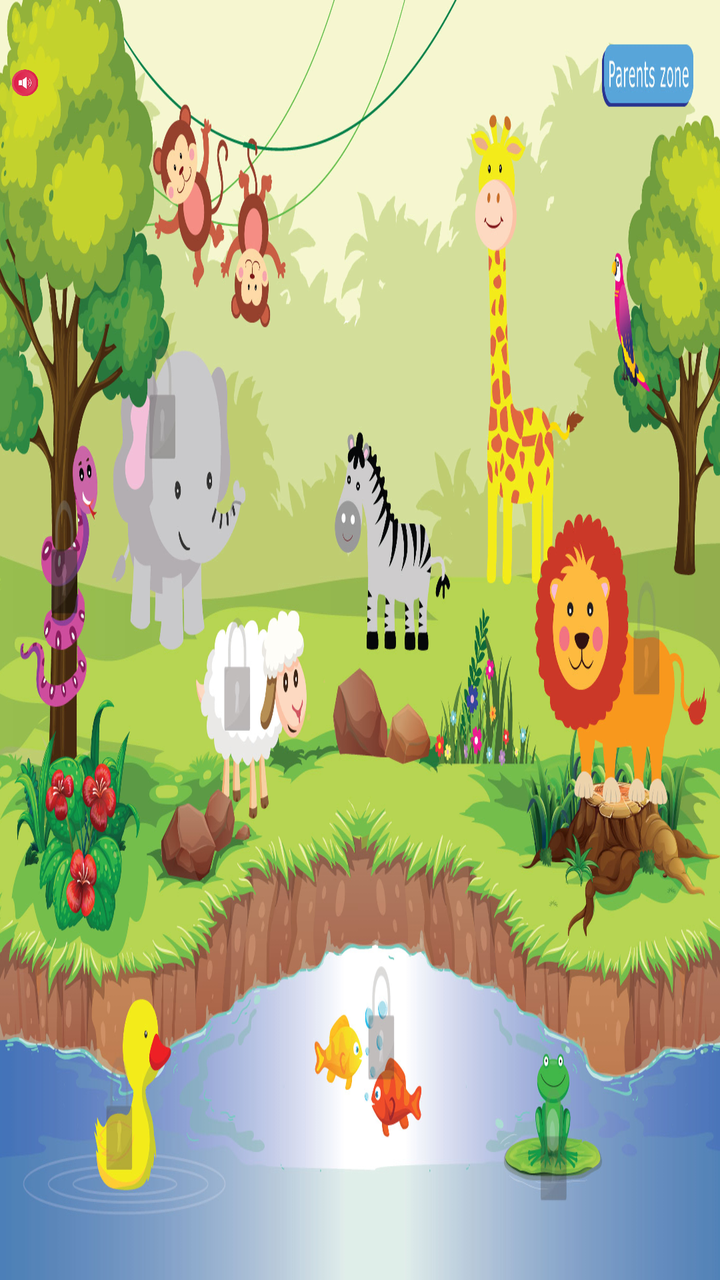
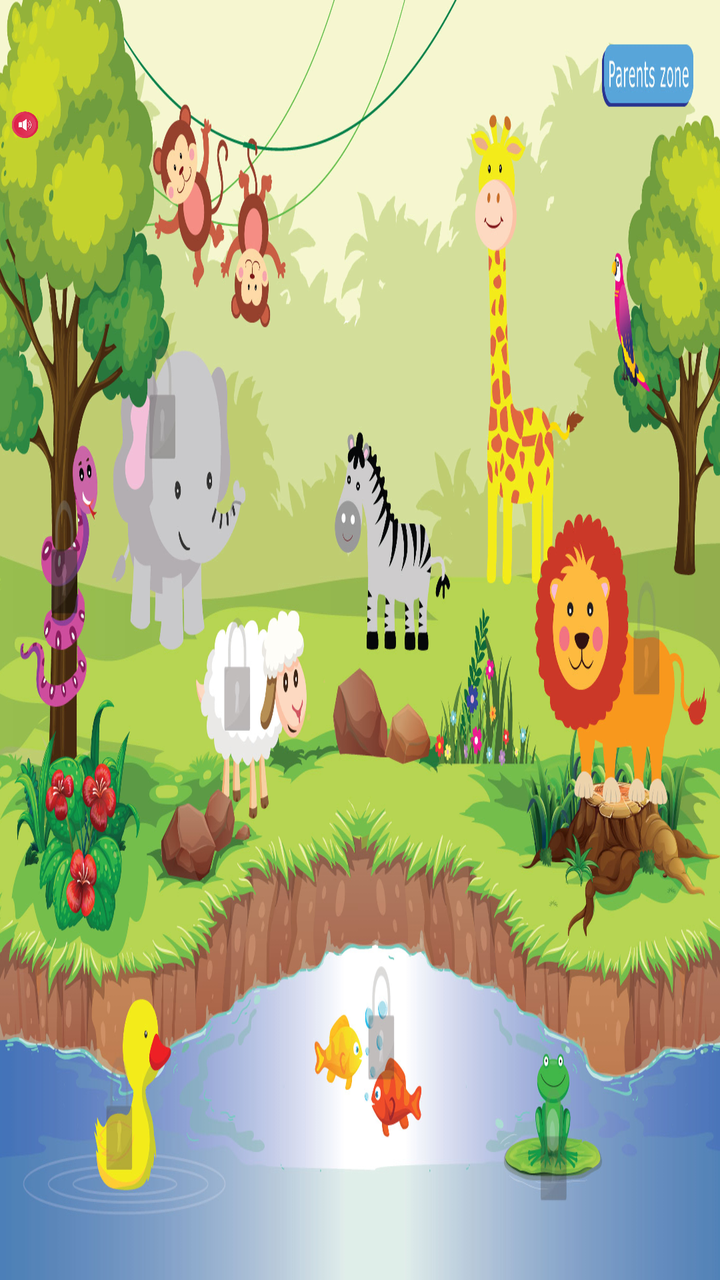

Two renders of the same Android screen: before a commit and after it. Below are the layout's source before the change and the commit's diff.
<!-- AndroidManifest.xml: application theme AppTheme -->
<!-- res/layout/activity_main.xml -->
<?xml version="1.0" encoding="utf-8"?>
<RelativeLayout xmlns:android="http://schemas.android.com/apk/res/android"
    xmlns:tools="http://schemas.android.com/tools"
    android:layout_width="match_parent"
    android:layout_height="match_parent"
    xmlns:app="http://schemas.android.com/apk/res-auto"
    tools:context="com.teniqs.matchymatch.MainActivity">

    <androidx.cardview.widget.CardView
        android:layout_alignParentTop="true"
        android:id="@+id/home_ad_card"
        android:layout_width="match_parent"
        android:layout_height="wrap_content"
        android:layout_gravity="center"
        android:visibility="visible"
        app:cardElevation="6dp">

        <RelativeLayout
            android:id="@+id/home_adview"
            android:layout_gravity="center"
            android:gravity="center"
            android:layout_width="match_parent"
            android:layout_height="wrap_content" />

    </androidx.cardview.widget.CardView>

    <ImageView
    android:id="@+id/backgroundChanger"
    android:layout_width="match_parent"
    android:layout_height="match_parent"
    android:src="@drawable/main_background"
    />
    <RelativeLayout
        android:layout_below="@+id/home_ad_card"
        android:layout_width="match_parent"
        android:layout_height="match_parent"
        android:id="@+id/containersec">

        

        <LinearLayout
            android:id="@+id/parent"
            android:layout_width="match_parent"
            android:layout_height="match_parent"
            android:orientation="vertical"
            android:background="@drawable/main_background_locks"
            android:weightSum="1">

            

            <LinearLayout
                android:layout_weight="0.7"
                android:layout_width="match_parent"
                android:layout_height="0dp"
                android:orientation="horizontal"
                android:weightSum="4"
                >

                

                <LinearLayout
                    android:layout_width="0dp"
                    android:layout_weight="0.7"
                    android:orientation="vertical"
                    android:layout_height="match_parent"
                    android:weightSum="3">

                    <LinearLayout
                        android:layout_width="match_parent"
                        android:layout_height="0dp"
                        android:layout_weight="1.4"
                        android:weightSum="1"
                        android:orientation="vertical">

                        <LinearLayout
                            android:layout_width="match_parent"
                            android:layout_height="0dp"
                            android:layout_weight="0.4"
                            android:orientation="horizontal"
                            android:weightSum="1">


                            <LinearLayout
                                android:padding="5dp"
                                android:layout_width="0dp"
                                android:layout_height="match_parent"
                                android:layout_weight="0.4">

                                <ImageView
                                    android:id="@+id/musicMute"
                                    android:layout_width="match_parent"
                                    android:layout_height="match_parent"
                                    android:src="@drawable/onmusic"
                                    />
                            </LinearLayout>
                            <LinearLayout
                                android:layout_width="0dp"
                                android:layout_height="match_parent"
                                android:layout_weight="0.6"></LinearLayout>
                        </LinearLayout>

                        <LinearLayout
                            android:layout_width="match_parent"
                            android:layout_height="0dp"
                            android:layout_weight="0.6"></LinearLayout>
                    </LinearLayout>

                    <LinearLayout
                        android:layout_width="match_parent"
                        android:layout_height="0dp"
                        android:layout_weight="1"
                        android:weightSum="3"
                        android:orientation="horizontal">

                        <LinearLayout
                            android:layout_width="0dp"
                            android:layout_height="match_parent"
                            android:layout_weight="1"
                            ></LinearLayout>

                        <LinearLayout
                            android:layout_width="0dp"
                            android:layout_height="match_parent"
                            android:layout_weight="1.3"
                            >

                            <ImageView
                                android:layout_width="match_parent"
                                android:layout_height="match_parent"
                                android:id="@+id/snackIMG"
                                />
                        </LinearLayout>

                        <LinearLayout
                            android:layout_width="0dp"
                            android:layout_height="match_parent"
                            android:layout_weight="0.7"
                            ></LinearLayout>

                    </LinearLayout>

                    <LinearLayout
                        android:layout_width="match_parent"
                        android:layout_height="0dp"
                        android:layout_weight="0.6"></LinearLayout>
                </LinearLayout>

                

                <LinearLayout
                    android:layout_width="0dp"
                    android:layout_weight="1"
                    android:layout_height="match_parent"
                    android:orientation="vertical"
                    android:weightSum="3"
                    >

                    

                    <LinearLayout
                        android:layout_width="match_parent"
                        android:layout_height="0dp"
                        android:layout_weight="1.1"
                        android:orientation="vertical"
                        android:weightSum="2"
                        >

                        <LinearLayout
                            android:layout_width="match_parent"
                            android:layout_height="0dp"
                            android:layout_weight="0.8"></LinearLayout>

                        <LinearLayout
                            android:layout_width="match_parent"
                            android:layout_height="0dp"
                            android:layout_weight="1.2"
                            android:orientation="horizontal"
                            android:weightSum="3">

                            <LinearLayout
                                android:layout_width="0dp"
                                android:layout_height="match_parent"
                                android:layout_weight="0.6"></LinearLayout>

                            <LinearLayout
                                android:layout_width="0dp"
                                android:layout_height="match_parent"
                                android:layout_weight="2">

                                <ImageView
                                    android:layout_width="match_parent"
                                    android:layout_height="match_parent"
                                    android:id="@+id/monkeyIMG"
                                    />
                            </LinearLayout>

                            <LinearLayout
                                android:layout_width="0dp"
                                android:layout_height="match_parent"
                                android:layout_weight="0.4"></LinearLayout>


                        </LinearLayout>

                    </LinearLayout>

                    

                    <LinearLayout
                        android:layout_width="match_parent"
                        android:layout_height="0dp"
                        android:layout_weight="1"
                        android:orientation="horizontal"
                        android:weightSum="2"
                        >

                        <LinearLayout
                            android:layout_width="0dp"
                            android:layout_height="match_parent"
                            android:layout_weight="1.3">

                            <ImageView
                                android:layout_width="match_parent"
                                android:layout_height="match_parent"
                                android:id="@+id/elephantIMG"
                                />
                        </LinearLayout>

                        <LinearLayout
                            android:layout_width="0dp"
                            android:layout_height="match_parent"
                            android:layout_weight="0.7"></LinearLayout>

                    </LinearLayout>

                    

                    <LinearLayout
                        android:layout_width="match_parent"
                        android:layout_height="0dp"
                        android:layout_weight="0.8"
                        android:orientation="horizontal"
                        android:weightSum="2"
                        >

                        <LinearLayout
                            android:layout_width="0dp"
                            android:layout_height="match_parent"
                            android:layout_weight="1"></LinearLayout>

                        <LinearLayout
                            android:layout_width="0dp"
                            android:layout_height="match_parent"
                            android:layout_weight="1">

                            <ImageView
                                android:layout_width="match_parent"
                                android:layout_height="match_parent"
                                android:id="@+id/sheepIMG" />
                        </LinearLayout>

                    </LinearLayout>

                </LinearLayout>

                

                <LinearLayout
                    android:layout_width="0dp"
                    android:layout_weight="0.9"
                    android:layout_height="match_parent"
                    android:orientation="vertical"
                    android:weightSum="3">

                    <LinearLayout
                        android:layout_width="match_parent"
                        android:layout_height="0dp"
                        android:layout_weight="1.5"
                        ></LinearLayout>

                    <LinearLayout
                        android:layout_width="match_parent"
                        android:layout_height="0dp"
                        android:layout_weight="0.7"
                        android:orientation="horizontal"
                        android:weightSum="2"
                        >

                        <LinearLayout
                            android:layout_width="0dp"
                            android:layout_height="match_parent"
                            android:layout_weight="0.4"></LinearLayout>

                        <LinearLayout
                            android:layout_width="0dp"
                            android:layout_height="match_parent"
                            android:layout_weight="1.4">

                            <ImageView
                                android:layout_width="match_parent"
                                android:layout_height="match_parent"
                                android:id="@+id/zebraIMG"
                                />
                        </LinearLayout>

                        <LinearLayout
                            android:layout_width="0dp"
                            android:layout_height="match_parent"
                            android:layout_weight="0.2"></LinearLayout>

                    </LinearLayout>

                    <LinearLayout
                        android:layout_width="match_parent"
                        android:layout_height="0dp"
                        android:layout_weight="0.8"
                        ></LinearLayout>
                </LinearLayout>

                

                <LinearLayout
                    android:layout_width="0dp"
                    android:layout_weight="1.4"
                    android:layout_height="match_parent"
                    android:orientation="vertical"
                    android:weightSum="2">

                    

                    <LinearLayout
                        android:layout_width="match_parent"
                        android:layout_height="0dp"
                        android:layout_weight="1.2"
                        android:orientation="vertical"
                        android:weightSum="2">

                        <LinearLayout
                            android:layout_width="match_parent"
                            android:layout_height="0dp"
                            android:layout_weight="0.4"
                            android:orientation="horizontal"
                            android:weightSum="3">

                            <LinearLayout
                                android:layout_width="0dp"
                                android:layout_height="match_parent"
                                android:layout_weight="1.5"
                                ></LinearLayout>

                            <LinearLayout
                                android:layout_width="0dp"
                                android:layout_height="match_parent"
                                android:layout_weight="0.3"
                                ></LinearLayout>
                            <LinearLayout
                                android:layout_width="0dp"
                                android:layout_height="match_parent"
                                android:layout_weight="1.2"
                                >
                                <ImageView
                                    android:id="@+id/parentzoneIMG"
                                    android:layout_width="match_parent"
                                    android:layout_height="match_parent"
                                    android:scaleType="centerCrop"
                                    />


                            </LinearLayout>
                        </LinearLayout>

                        <LinearLayout
                            android:layout_width="match_parent"
                            android:layout_height="0dp"
                            android:layout_weight="1.6"
                            android:orientation="horizontal"
                            android:weightSum="2">

                            <LinearLayout
                                android:layout_width="0dp"
                                android:layout_height="match_parent"
                                android:layout_weight="0.7"
                                >

                                <ImageView
                                    android:layout_width="match_parent"
                                    android:layout_height="match_parent"
                                    android:id="@+id/giraffeIMG"
                                    />
                            </LinearLayout>

                            <LinearLayout
                                android:layout_width="0dp"
                                android:layout_height="match_parent"
                                android:layout_weight="0.4"
                                ></LinearLayout>

                            <LinearLayout
                                android:layout_width="0dp"
                                android:layout_height="match_parent"
                                android:layout_weight="0.5"
                                android:weightSum="2"
                                android:orientation="vertical">
                                <View
                                    android:layout_width="match_parent"
                                    android:layout_height="0dp"
                                    android:layout_weight="0.5"></View>
                                <ImageView
                                    android:layout_width="match_parent"
                                    android:layout_height="0dp"
                                    android:layout_weight="1"
                                    android:id="@+id/parrotIMG" />

                            </LinearLayout>
                        </LinearLayout>

                    </LinearLayout>

                    

                    <LinearLayout
                        android:layout_width="match_parent"
                        android:layout_height="0dp"
                        android:layout_weight="0.7"
                        android:orientation="horizontal"
                        android:weightSum="3">

                        <LinearLayout
                            android:layout_width="0dp"
                            android:layout_height="match_parent"
                            android:layout_weight="0.8"></LinearLayout>

                        <LinearLayout
                            android:layout_width="0dp"
                            android:layout_height="match_parent"
                            android:layout_weight="1.7">

                            <ImageView
                                android:layout_width="match_parent"
                                android:layout_height="match_parent"
                                android:id="@+id/lionIMG"
                                />
                        </LinearLayout>

                        <LinearLayout
                            android:layout_width="0dp"
                            android:layout_height="match_parent"
                            android:layout_weight="0.5"></LinearLayout>

                    </LinearLayout>

                </LinearLayout>

            </LinearLayout>

            

            <LinearLayout
                android:layout_width="match_parent"
                android:layout_height="0dp"
                android:layout_weight="0.3"
                android:weightSum="3">

                

                <LinearLayout
                    android:layout_width="0dp"
                    android:layout_weight="0.7"
                    android:layout_height="match_parent"
                    android:orientation="horizontal"
                    android:weightSum="2">

                    <LinearLayout
                        android:layout_width="0dp"
                        android:layout_height="match_parent"
                        android:layout_weight="1.1"
                        ></LinearLayout>

                    <LinearLayout
                        android:layout_width="0dp"
                        android:layout_height="match_parent"
                        android:layout_weight="0.9"
                        android:orientation="vertical"
                        android:weightSum="3"
                        >

                        <LinearLayout
                            android:layout_width="match_parent"
                            android:layout_height="0dp"
                            android:layout_weight="0.8"></LinearLayout>

                        <LinearLayout
                            android:layout_width="match_parent"
                            android:layout_height="0dp"
                            android:layout_weight="1.5">

                            <ImageView
                                android:layout_width="match_parent"
                                android:layout_height="match_parent"
                                android:id="@+id/duckIMG"
                                />
                        </LinearLayout>

                        <LinearLayout
                            android:layout_width="match_parent"
                            android:layout_height="0dp"
                            android:layout_weight="0.7"></LinearLayout>

                    </LinearLayout>

                </LinearLayout>

                

                <LinearLayout
                    android:layout_width="0dp"
                    android:layout_weight="1.1"
                    android:layout_height="match_parent"
                    android:orientation="horizontal"
                    android:weightSum="2">

                    <LinearLayout
                        android:layout_width="0dp"
                        android:layout_height="match_parent"
                        android:layout_weight="1.1"></LinearLayout>

                    <LinearLayout
                        android:layout_width="0dp"
                        android:layout_height="match_parent"
                        android:layout_weight="0.9"
                        android:orientation="vertical"
                        android:weightSum="3">

                        <LinearLayout
                            android:layout_width="match_parent"
                            android:layout_height="0dp"
                            android:layout_weight="1"></LinearLayout>

                        <LinearLayout
                            android:layout_width="match_parent"
                            android:layout_height="0dp"
                            android:layout_weight="1">

                            <ImageView
                                android:layout_width="match_parent"
                                android:layout_height="match_parent"
                                android:id="@+id/fishIMG"
                                />
                        </LinearLayout>

                        <LinearLayout
                            android:layout_width="match_parent"
                            android:layout_height="0dp"
                            android:layout_weight="1"></LinearLayout>
                    </LinearLayout>

                </LinearLayout>

                

                <LinearLayout
                    android:layout_width="0dp"
                    android:layout_weight="1.2"
                    android:layout_height="match_parent"
                    android:orientation="horizontal"
                    android:weightSum="3">

                    <LinearLayout
                        android:layout_width="0dp"
                        android:layout_height="match_parent"
                        android:layout_weight="0.8"></LinearLayout>

                    <LinearLayout
                        android:layout_width="0dp"
                        android:layout_height="match_parent"
                        android:layout_weight="0.9"
                        android:orientation="vertical"
                        android:weightSum="3">

                        <LinearLayout
                            android:layout_width="match_parent"
                            android:layout_height="0dp"
                            android:layout_weight="1.1"></LinearLayout>

                        <LinearLayout
                            android:layout_width="match_parent"
                            android:layout_height="0dp"
                            android:layout_weight="1.1">

                            <ImageView
                                android:layout_width="match_parent"
                                android:layout_height="match_parent"
                                android:id="@+id/frogIMG"
                                />
                        </LinearLayout>

                        <LinearLayout
                            android:layout_width="match_parent"
                            android:layout_height="0dp"
                            android:layout_weight="0.8"></LinearLayout>

                    </LinearLayout>

                    <LinearLayout
                        android:layout_width="0dp"
                        android:layout_height="match_parent"
                        android:layout_weight="1.3"></LinearLayout>
                </LinearLayout>
            </LinearLayout>
        </LinearLayout>
    </RelativeLayout>
</RelativeLayout>
<!-- resources referenced by this layout -->
<resources>
  <!-- drawable main_background: jpg bitmap (drawable-xhdpi, 443474 bytes) -->
  <!-- drawable main_background_locks: jpg bitmap (drawable-xhdpi, 508366 bytes) -->
  <!-- drawable onmusic: png bitmap (drawable-xhdpi, 18346 bytes) -->
  <style name="AppTheme" parent="Theme.AppCompat.Light.NoActionBar">
          
          <item name="colorPrimary">@color/colorPrimary</item>
          <item name="colorPrimaryDark">@color/colorPrimaryDark</item>
          <item name="colorAccent">@color/colorAccent</item>
          <item name="windowNoTitle">true</item>
      </style>
  <color name="colorPrimary">#2196F3</color>
  <color name="colorPrimaryDark">#00ffffff</color>
  <color name="colorAccent">#00ffffff</color>
</resources>

<!-- the commit's change to res/layout/activity_main.xml (unified diff, before → after) -->
@@ -75,7 +75,7 @@
                         <LinearLayout
                             android:layout_width="match_parent"
                             android:layout_height="0dp"
-                            android:layout_weight="0.4"
+                            android:layout_weight="0.6"
                             android:orientation="horizontal"
                             android:weightSum="1">
 
@@ -102,7 +102,7 @@
                         <LinearLayout
                             android:layout_width="match_parent"
                             android:layout_height="0dp"
-                            android:layout_weight="0.6"></LinearLayout>
+                            android:layout_weight="0.3"></LinearLayout>
                     </LinearLayout>
 
                     <LinearLayout
@@ -338,25 +338,15 @@
                         <LinearLayout
                             android:layout_width="match_parent"
                             android:layout_height="0dp"
-                            android:layout_weight="0.4"
+                            android:layout_weight="0.8"
                             android:orientation="horizontal"
                             android:weightSum="3">
 
-                            <LinearLayout
-                                android:layout_width="0dp"
-                                android:layout_height="match_parent"
-                                android:layout_weight="1.5"
-                                ></LinearLayout>
-
-                            <LinearLayout
-                                android:layout_width="0dp"
-                                android:layout_height="match_parent"
-                                android:layout_weight="0.3"
-                                ></LinearLayout>
-                            <LinearLayout
-                                android:layout_width="0dp"
-                                android:layout_height="match_parent"
-                                android:layout_weight="1.2"
+
+                            <LinearLayout
+                                android:layout_width="0dp"
+                                android:layout_height="match_parent"
+                                android:layout_weight="3"
                                 >
                                 <ImageView
                                     android:id="@+id/parentzoneIMG"
@@ -372,7 +362,7 @@
                         <LinearLayout
                             android:layout_width="match_parent"
                             android:layout_height="0dp"
-                            android:layout_weight="1.6"
+                            android:layout_weight="1.2"
                             android:orientation="horizontal"
                             android:weightSum="2">
 
